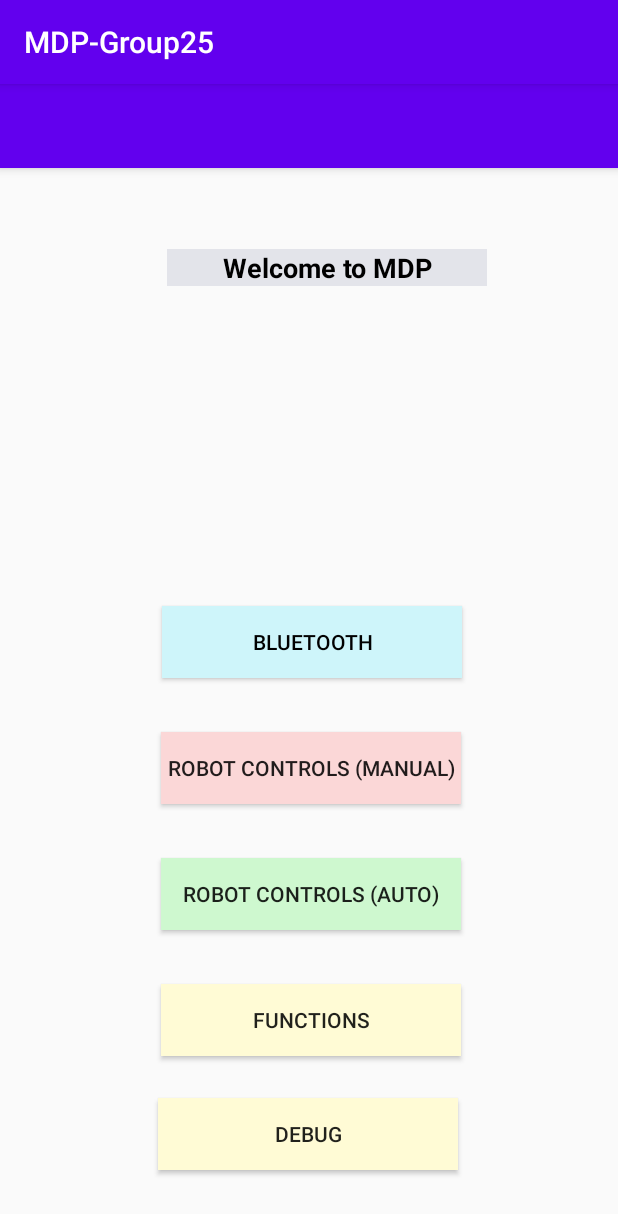
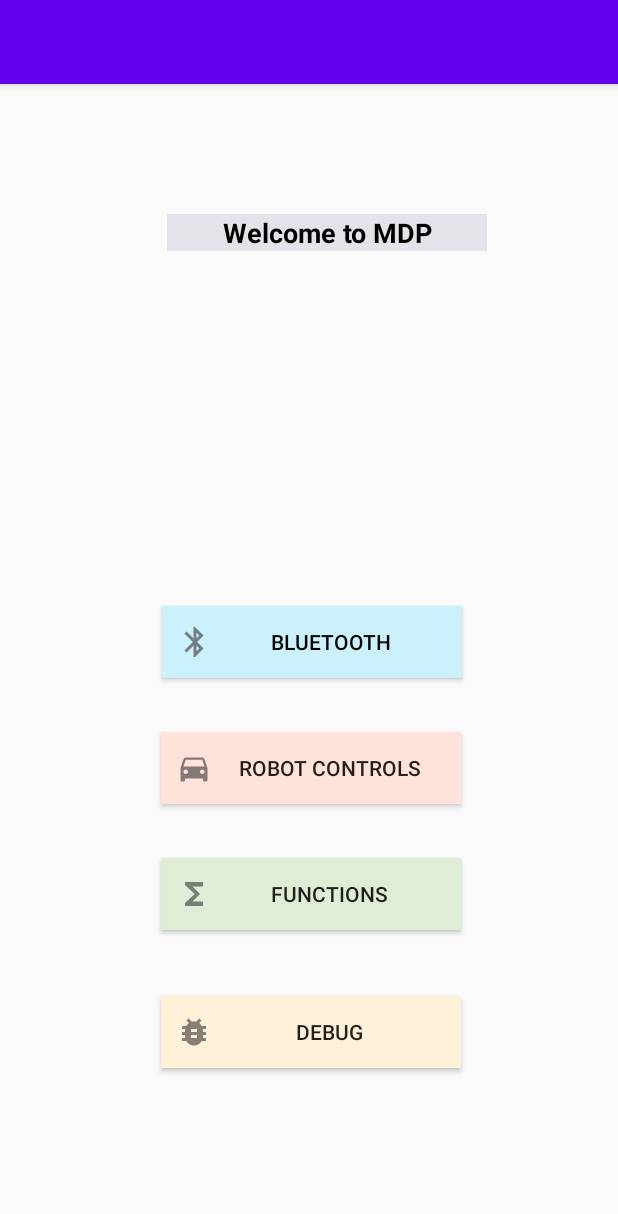
Before and after one commit to shernaliu/MDP-Group25-Android, an Android app: the screen it shows after launch (MainActivity), on a phone screen of 412 x 824 dp. Shown: the top 1214 px of the screen. Run offline under Robolectric (Android 15) with nearby library versions, the phone set to English and light mode, and no system bars.

Commit message:
FINALLY FIXED Bluetooth button crash. We need to use AppTheme.NoActionBar in AndroidManifest.xml

```diff
--- a/app/src/main/AndroidManifest.xml
+++ b/app/src/main/AndroidManifest.xml
@@ -1,7 +1,6 @@
 <?xml version="1.0" encoding="utf-8"?>
 <manifest xmlns:android="http://schemas.android.com/apk/res/android"
     package="com.example.mdp_group25">
-
     <uses-permission android:name="android.permission.BLUETOOTH" />
     <uses-permission android:name="android.permission.BLUETOOTH_ADMIN" />
 
@@ -11,7 +10,7 @@
         android:label="@string/app_name"
         android:roundIcon="@mipmap/ic_launcher_round"
         android:supportsRtl="true"
-        android:theme="@style/AppTheme">
+        android:theme="@style/AppTheme.NoActionBar">
         <activity android:name=".BluetoothDeviceActivity" />
         <activity android:name=".RobotControlActivity" />
         <activity android:name=".RobotControlManualActivity" />
@@ -20,7 +19,6 @@
         <activity android:name=".MainActivity">
             <intent-filter>
                 <action android:name="android.intent.action.MAIN" />
-
                 <category android:name="android.intent.category.LAUNCHER" />
             </intent-filter>
         </activity>
--- a/app/src/main/java/com/example/mdp_group25/MainActivity.java
+++ b/app/src/main/java/com/example/mdp_group25/MainActivity.java
@@ -102,8 +102,7 @@ public class MainActivity extends AppCompatActivity {
                Intent myIntent = new Intent(view.getContext(), DebugActivity.class);
                startActivity(myIntent);
             }
-        }
-        );
+        });
 
     }
 
--- a/app/src/main/res/layout/activity_functions.xml
+++ b/app/src/main/res/layout/activity_functions.xml
@@ -77,7 +77,6 @@
         android:layout_marginRight="1dp"
         android:layout_marginBottom="339dp"
         android:background="?android:attr/listDivider"
-        app:layout_constraintBottom_toTopOf="@+id/button"
         app:layout_constraintEnd_toEndOf="parent"
         app:layout_constraintStart_toStartOf="parent"
         app:layout_constraintTop_toTopOf="parent"
--- a/app/src/main/res/layout/activity_main.xml
+++ b/app/src/main/res/layout/activity_main.xml
@@ -8,88 +8,18 @@
     android:layout_weight="2"
     android:clickable="true">
 
-    <Button
-        android:id="@+id/robotControls2"
-        android:layout_width="200dp"
-        android:layout_height="wrap_content"
-        android:layout_marginTop="36dp"
-        android:background="#FBD7D7"
-        android:text="Robot Controls (Manual)"
-        app:layout_constraintEnd_toEndOf="parent"
-        app:layout_constraintHorizontal_bias="0.507"
-        app:layout_constraintStart_toStartOf="parent"
-        app:layout_constraintTop_toBottomOf="@+id/findBluetoothButton" />
-
     <include
         android:id="@+id/toolbar"
         layout="@layout/toolbar"
         app:layout_constraintBottom_toTopOf="@+id/editTextTextPersonName"
         app:layout_constraintTop_toTopOf="parent" />
 
-    <Button
-        android:id="@+id/findBluetoothButton"
-        android:layout_width="200dp"
-        android:layout_height="wrap_content"
-        android:layout_marginEnd="104dp"
-        android:layout_marginBottom="372dp"
-        android:background="#CEF5FA"
-        android:clickable="false"
-        android:text="Bluetooth"
-        android:textColor="#000000"
-        app:layout_constraintBottom_toBottomOf="parent"
-        app:layout_constraintEnd_toEndOf="parent"
-        app:layout_constraintHorizontal_bias="1.0"
-        app:layout_constraintStart_toStartOf="parent" />
-
-    <Button
-        android:id="@+id/robotControls"
-        android:layout_width="200dp"
-        android:layout_height="wrap_content"
-        android:layout_marginTop="36dp"
-        android:layout_marginBottom="36dp"
-        android:background="#CEF8CF"
-        android:contextClickable="true"
-        android:text="Robot Controls (Auto)"
-        app:layout_constraintBottom_toTopOf="@+id/communicationsConfig"
-        app:layout_constraintEnd_toEndOf="parent"
-        app:layout_constraintHorizontal_bias="0.507"
-        app:layout_constraintStart_toStartOf="parent"
-        app:layout_constraintTop_toBottomOf="@+id/robotControls2" />
-
-    <Button
-        android:id="@+id/functions"
-        android:layout_width="200dp"
-        android:layout_height="wrap_content"
-        android:layout_marginTop="36dp"
-        android:background="#FFFBD5"
-        android:contextClickable="true"
-        android:text="Functions"
-        android:textAlignment="center"
-        app:layout_constraintEnd_toEndOf="parent"
-        app:layout_constraintHorizontal_bias="0.507"
-        app:layout_constraintStart_toStartOf="parent"
-        app:layout_constraintTop_toBottomOf="@+id/robotControls" />
-
-    <Button
-        android:id="@+id/debug"
-        android:layout_width="200dp"
-        android:layout_height="wrap_content"
-        android:layout_marginTop="112dp"
-        android:background="#FFFBD5"
-        android:contextClickable="true"
-        android:text="Debug"
-        android:textAlignment="center"
-        app:layout_constraintEnd_toEndOf="parent"
-        app:layout_constraintHorizontal_bias="0.497"
-        app:layout_constraintStart_toStartOf="parent"
-        app:layout_constraintTop_toBottomOf="@+id/robotControls" />
-
     <EditText
         android:id="@+id/editTextTextPersonName"
         android:layout_width="wrap_content"
         android:layout_height="wrap_content"
         android:layout_marginStart="113dp"
-        android:layout_marginTop="25dp"
+        android:layout_marginTop="35dp"
         android:layout_marginEnd="89dp"
         android:layout_marginBottom="185dp"
         android:background="#E3E4EA"
@@ -104,5 +34,68 @@
         app:layout_constraintStart_toStartOf="parent"
         app:layout_constraintTop_toBottomOf="@+id/toolbar" />
 
+    <Button
+        android:id="@+id/findBluetoothButton"
+        android:layout_width="200dp"
+        android:layout_height="wrap_content"
+        android:layout_marginEnd="104dp"
+        android:layout_marginBottom="372dp"
+        android:background="#CAF1FC"
+        android:clickable="false"
+        android:text="Bluetooth"
+        android:textColor="#000000"
+        android:drawableLeft="@drawable/ic_bluetooth"
+        android:padding="10dp"
+        app:layout_constraintBottom_toBottomOf="parent"
+        app:layout_constraintEnd_toEndOf="parent"
+        app:layout_constraintHorizontal_bias="1.0"
+        app:layout_constraintStart_toStartOf="parent" />
+
+    <Button
+        android:id="@+id/robotControls"
+        android:layout_width="200dp"
+        android:layout_height="wrap_content"
+        android:layout_marginTop="36dp"
+        android:background="#FFE2D9"
+        android:text="Robot Controls"
+        android:drawableLeft="@drawable/ic_robot_controls"
+        android:padding="10dp"
+        app:layout_constraintEnd_toEndOf="parent"
+        app:layout_constraintHorizontal_bias="0.507"
+        app:layout_constraintStart_toStartOf="parent"
+        app:layout_constraintTop_toBottomOf="@+id/findBluetoothButton" />
+
+
+    <Button
+        android:id="@+id/functions"
+        android:layout_width="200dp"
+        android:layout_height="wrap_content"
+        android:layout_marginTop="36dp"
+        android:background="#DFEDD7"
+        android:contextClickable="true"
+        android:text="Functions"
+        android:textAlignment="center"
+        android:drawableLeft="@drawable/ic_functions"
+        android:padding="10dp"
+        app:layout_constraintEnd_toEndOf="parent"
+        app:layout_constraintHorizontal_bias="0.507"
+        app:layout_constraintStart_toStartOf="parent"
+        app:layout_constraintTop_toBottomOf="@+id/robotControls" />
+
+    <Button
+        android:id="@+id/debug"
+        android:layout_width="200dp"
+        android:layout_height="wrap_content"
+        android:layout_marginTop="44dp"
+        android:background="#FFF0D9"
+        android:contextClickable="true"
+        android:text="Debug"
+        android:textAlignment="center"
+        android:drawableLeft="@drawable/ic_debug"
+        android:padding="10dp"
+        app:layout_constraintEnd_toEndOf="parent"
+        app:layout_constraintHorizontal_bias="0.507"
+        app:layout_constraintStart_toStartOf="parent"
+        app:layout_constraintTop_toBottomOf="@+id/functions" />
 
 </androidx.constraintlayout.widget.ConstraintLayout>
```
